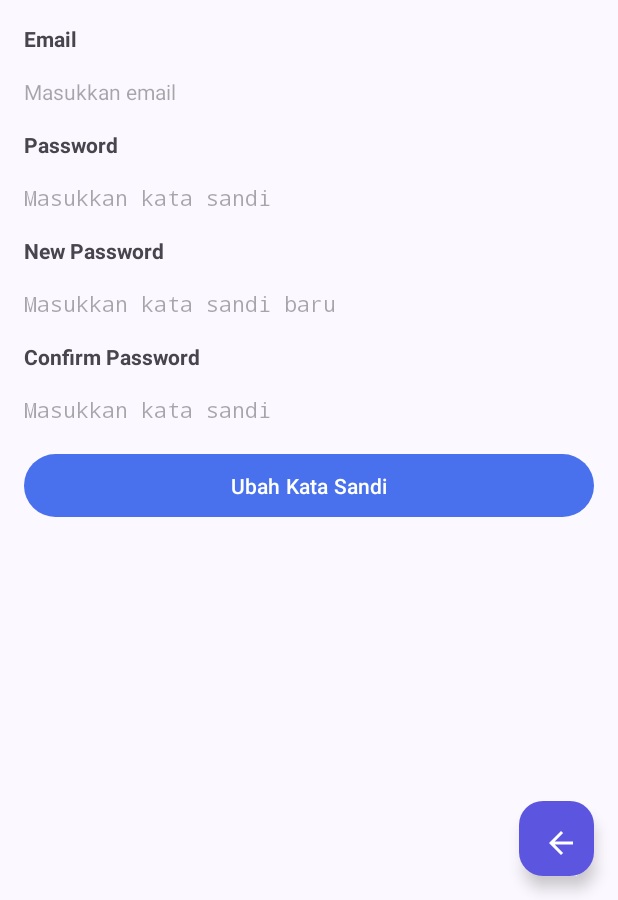
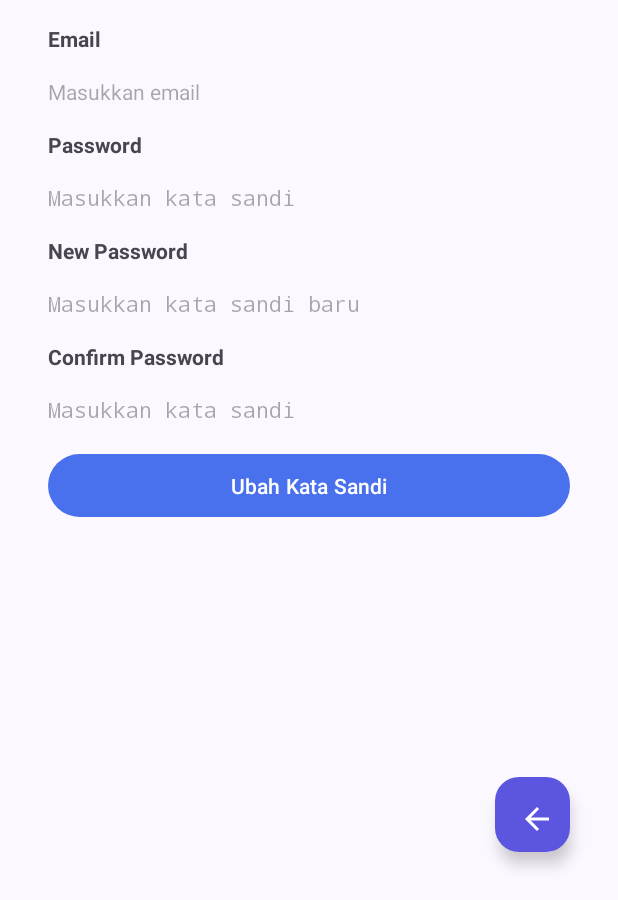
Before and after one commit to aldirahmanhh/FishMate, an Android app: the ChangePassword screen opened directly, with no data from a screen before it, on a phone screen of 412 x 824 dp, the part 336-1236 px from its top. Run offline under Robolectric (Android 15) with nearby library versions, the phone set to English and light mode, and no system bars.

Commit message:
fix Layout Margin

```diff
--- /dev/null
+++ b/FishMate/app/src/main/res/drawable/alertbackground.xml
@@ -0,0 +1,5 @@
+<shape xmlns:android="http://schemas.android.com/apk/res/android">
+    <solid android:color="@color/cardview_light_background" /> <!-- Change to your button color -->
+    <corners android:radius="158dp" />
+    <padding android:left="12dp" android:right="12dp" android:top="8dp" android:bottom="8dp" />
+</shape>
--- /dev/null
+++ b/FishMate/app/src/main/res/drawable/baseline_image_search_24.xml
@@ -0,0 +1,5 @@
+<vector xmlns:android="http://schemas.android.com/apk/res/android" android:height="24dp" android:tint="#FFFFFF" android:viewportHeight="24" android:viewportWidth="24" android:width="24dp">
+
+    <path android:fillColor="@android:color/white" android:pathData="M18,13v7L4,20L4,6h5.02c0.05,-0.71 0.22,-1.38 0.48,-2L4,4c-1.1,0 -2,0.9 -2,2v14c0,1.1 0.9,2 2,2h14c1.1,0 2,-0.9 2,-2v-5l-2,-2zM16.5,18h-11l2.75,-3.53 1.96,2.36 2.75,-3.54zM19.3,8.89c0.44,-0.7 0.7,-1.51 0.7,-2.39C20,4.01 17.99,2 15.5,2S11,4.01 11,6.5s2.01,4.5 4.49,4.5c0.88,0 1.7,-0.26 2.39,-0.7L21,13.42 22.42,12 19.3,8.89zM15.5,9C14.12,9 13,7.88 13,6.5S14.12,4 15.5,4 18,5.12 18,6.5 16.88,9 15.5,9z"/>
+
+</vector>
--- a/FishMate/app/src/main/res/layout/activity_change_password.xml
+++ b/FishMate/app/src/main/res/layout/activity_change_password.xml
@@ -23,9 +23,9 @@
         android:id="@+id/emailTitle"
         android:layout_width="0dp"
         android:layout_height="wrap_content"
-        android:layout_marginStart="16dp"
         android:layout_marginTop="16dp"
-        android:layout_marginEnd="16dp"
+        android:layout_marginStart="32dp"
+        android:layout_marginEnd="32dp"
         android:text="@string/tv_email"
         android:textStyle="bold"
         app:layout_constraintEnd_toEndOf="parent"
@@ -37,9 +37,9 @@
         android:id="@+id/email"
         android:layout_width="0dp"
         android:layout_height="wrap_content"
-        android:layout_marginStart="16dp"
+        android:layout_marginStart="32dp"
+        android:layout_marginEnd="32dp"
         android:layout_marginTop="16dp"
-        android:layout_marginEnd="16dp"
         app:layout_constraintEnd_toEndOf="parent"
         app:layout_constraintStart_toStartOf="parent"
         app:layout_constraintTop_toBottomOf="@id/emailTitle" />
@@ -49,9 +49,9 @@
         android:id="@+id/passwordTitle"
         android:layout_width="0dp"
         android:layout_height="wrap_content"
-        android:layout_marginStart="16dp"
+        android:layout_marginStart="32dp"
+        android:layout_marginEnd="32dp"
         android:layout_marginTop="16dp"
-        android:layout_marginEnd="16dp"
         android:text="@string/password"
         android:textStyle="bold"
         app:layout_constraintEnd_toEndOf="parent"
@@ -63,9 +63,9 @@
         android:id="@+id/password"
         android:layout_width="0dp"
         android:layout_height="wrap_content"
-        android:layout_marginStart="16dp"
+        android:layout_marginStart="32dp"
+        android:layout_marginEnd="32dp"
         android:layout_marginTop="16dp"
-        android:layout_marginEnd="16dp"
         app:layout_constraintEnd_toEndOf="parent"
         app:layout_constraintStart_toStartOf="parent"
         app:layout_constraintTop_toBottomOf="@id/passwordTitle" />
@@ -75,9 +75,9 @@
         android:id="@+id/newPasswordTitle"
         android:layout_width="0dp"
         android:layout_height="wrap_content"
-        android:layout_marginStart="16dp"
+        android:layout_marginStart="32dp"
+        android:layout_marginEnd="32dp"
         android:layout_marginTop="16dp"
-        android:layout_marginEnd="16dp"
         android:text="@string/new_password"
         android:textStyle="bold"
         app:layout_constraintEnd_toEndOf="parent"
@@ -89,9 +89,9 @@
         android:id="@+id/newPassword"
         android:layout_width="0dp"
         android:layout_height="wrap_content"
-        android:layout_marginStart="16dp"
+        android:layout_marginStart="32dp"
+        android:layout_marginEnd="32dp"
         android:layout_marginTop="16dp"
-        android:layout_marginEnd="16dp"
         app:layout_constraintEnd_toEndOf="parent"
         app:layout_constraintStart_toStartOf="parent"
         app:layout_constraintTop_toBottomOf="@id/newPasswordTitle" />
@@ -101,9 +101,9 @@
         android:id="@+id/confirmPasswordTitle"
         android:layout_width="0dp"
         android:layout_height="wrap_content"
-        android:layout_marginStart="16dp"
+        android:layout_marginStart="32dp"
+        android:layout_marginEnd="32dp"
         android:layout_marginTop="16dp"
-        android:layout_marginEnd="16dp"
         android:text="@string/confirm_password"
         android:textStyle="bold"
         app:layout_constraintEnd_toEndOf="parent"
@@ -115,9 +115,9 @@
         android:id="@+id/confirmPassword"
         android:layout_width="0dp"
         android:layout_height="wrap_content"
-        android:layout_marginStart="16dp"
+        android:layout_marginStart="32dp"
+        android:layout_marginEnd="32dp"
         android:layout_marginTop="16dp"
-        android:layout_marginEnd="16dp"
         app:layout_constraintEnd_toEndOf="parent"
         app:layout_constraintStart_toStartOf="parent"
         app:layout_constraintTop_toBottomOf="@id/confirmPasswordTitle" />
@@ -127,9 +127,9 @@
         android:id="@+id/button_change_password"
         android:layout_width="0dp"
         android:layout_height="50dp"
-        android:layout_marginStart="16dp"
+        android:layout_marginStart="32dp"
+        android:layout_marginEnd="32dp"
         android:layout_marginTop="16dp"
-        android:layout_marginEnd="16dp"
         android:text="@string/change_password"
         app:layout_constraintEnd_toEndOf="parent"
         app:layout_constraintStart_toStartOf="parent"
@@ -153,10 +153,9 @@
         android:layout_height="50dp"
         android:contentDescription="@string/image"
         android:src="@drawable/ic_back"
-        android:layout_marginStart="16dp"
-        android:layout_marginTop="16dp"
-        android:layout_marginEnd="16dp"
-        android:layout_marginBottom="16dp"
+        android:layout_marginStart="32dp"
+        android:layout_marginEnd="32dp"
+        android:layout_marginBottom="32dp"
         android:scaleType="center"
         app:layout_constraintBottom_toBottomOf="parent"
         app:layout_constraintEnd_toEndOf="parent" />
```
Also changed, not shown: FishMate/app/src/main/res/drawable/baseline_photo_camera_24.xml (added, +7 -0 lines), FishMate/app/src/main/res/layout/activity_forgot_password.xml (+15 -0 lines), FishMate/app/src/main/res/layout/dialog_image_alert.xml (added, +25 -0 lines), FishMate/app/src/main/res/values/strings.xml (+7 -0 lines).
